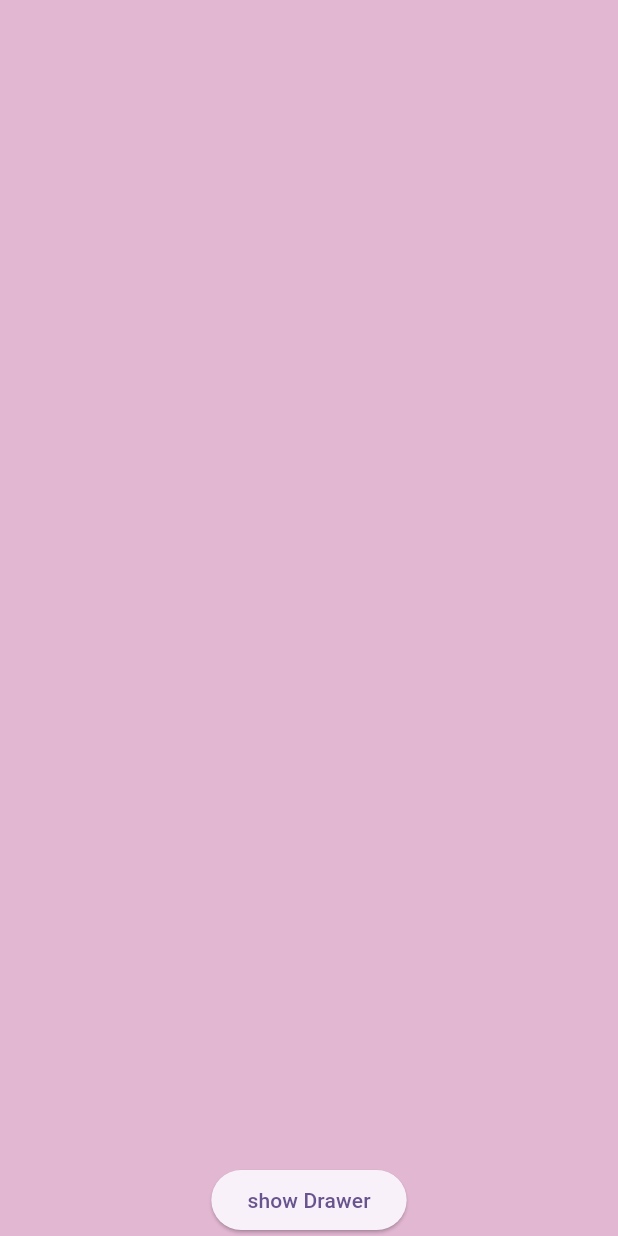
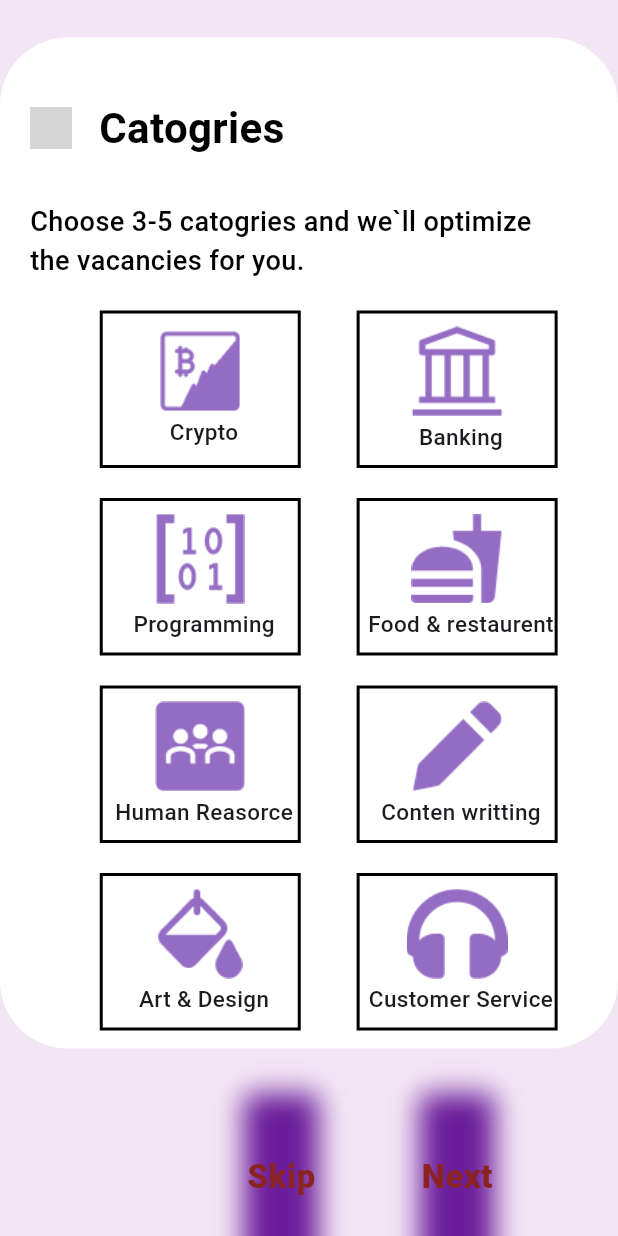
Before and after one commit to yadavrahul818980/Workhshala_Team1, a Flutter app: the loadingPage screen opened directly, on a phone screen of 412 x 824 dp. Run offline on Flutter 3.47's test engine with Material 2 defaults, Android fonts, the phone set to English and light mode, and no system bars; our stand-ins replace font_awesome_flutter; missing offline and left inert: intershipapp; statements that could not run were skipped; grey boxes are pictures that could not be loaded.

Commit message:
updated ui of loading page after final design

```diff
--- a/lib/jobdis.dart
+++ b/lib/jobdis.dart
@@ -83,7 +83,8 @@ class jobDisDetail extends StatelessWidget {
                           border: Border.all(
                         color: const Color.fromARGB(151, 12, 12, 12),
                         width: 1,
-                      )),
+                      ))),
+                      Container(
                       child: Padding(
                           padding: const EdgeInsets.fromLTRB(12, 10, 13, 0),
                           child: Column(children: const [
--- a/lib/loadingpage.dart
+++ b/lib/loadingpage.dart
@@ -1,6 +1,7 @@
 // import 'dart:html';
 
 import 'package:flutter/material.dart';
+import 'package:workshala/jobdis.dart';
 import 'package:workshala/utilities.dart';
 
 class loadingPage extends StatefulWidget {
@@ -15,7 +16,8 @@ class _loadingPageState extends State<loadingPage> {
   Widget build(BuildContext context) {
     final size = MediaQuery.of(context).size;
     return const Scaffold(
-      backgroundColor: Color.fromARGB(255, 226, 183, 210),
+      // backgroundColor: Color.fromARGB(255, 188, 88, 151),
+      backgroundColor: Color.fromARGB(255, 243, 229, 245),
       // body: Padding(
       body:
           // padding: const EdgeInsets.fromLTRB(30, 0, 30, 0),
@@ -32,26 +34,31 @@ class bottomDrawer extends StatelessWidget {
   @override
   Widget build(BuildContext context) {
     return Center(
-        child: Column(mainAxisAlignment: MainAxisAlignment.end, children: [
+        child: Column(mainAxisAlignment: MainAxisAlignment.start, children: [
+      SizedBox(
+        height: 25,
+      ),
       Container(
-          child: ElevatedButton(
-        child: const Text('show Drawer'),
-        onPressed: () {
+        //   child: ElevatedButton(
+        // child: const Text('show Drawer'),
+        // onPressed: () {
         // showModalBottomSheet<void>(
-          showBottomSheet<void>(
-              context: context,
+        // showBottomSheet<void>(
+        // context: context,
 
         // isScrollControlled: true,
         // isDismissible: true,
-              shape: const RoundedRectangleBorder(
-                  borderRadius:
-                      BorderRadius.vertical(top: Radius.circular(40))),
-              builder: (BuildContext context) {
-                return Container(
+
+        // shape: const RoundedRectangleBorder(
+        //     borderRadius:
+        //         BorderRadius.vertical(top: Radius.circular(40))),
+        // builder: (BuildContext context) {
+        // return Container(
         decoration: BoxDecoration(
-                    borderRadius: BorderRadius.circular(80),
+          borderRadius: BorderRadius.circular(45),
+          color: Color.fromARGB(255, 255, 255, 255),
         ),
-                  height: 750,
+        height: 674,
         child: Column(
           // children:[Padding(
           // mainAxisAlignment: MainAxisAlignment.center,
@@ -68,20 +75,20 @@ class bottomDrawer extends StatelessWidget {
                 mainAxisAlignment: MainAxisAlignment.center,
                 // crossAxisAlignment: CrossAxisAlignment.center,
                 // mainAxisSize: MainAxisSize.min,
-                          children: [
-                            ElevatedButton(
-                              onPressed: () => Navigator.pop(context),
-                              child: const Text(''),
-                              style: const ButtonStyle(
-                                backgroundColor:
-                                    MaterialStatePropertyAll<Color>(
-                                        Color.fromARGB(198, 240, 231, 231)),
-                              ),
-                            ),
-                            // returnButton(Color.fromARGB(255, 83, 81, 81), 23.0,
-                            //     23.0, context, const loadingPage()),
-                            // child:
-                          ],
+                // children: [
+                //   // ElevatedButton(
+                //   //   onPressed: () => Navigator.pop(context),
+                //   //   child: const Text(''),
+                //   //   style: const ButtonStyle(
+                //   //     backgroundColor:
+                //   //         MaterialStatePropertyAll<Color>(
+                //   //             Color.fromARGB(198, 240, 231, 231)),
+                //   //   ),
+                //   // ),
+                //   // returnButton(Color.fromARGB(255, 83, 81, 81), 23.0,
+                //   //     23.0, context, const loadingPage()),
+                //   // child:
+                // ],
 
                 // returnButton(const Color(0xff13b3d7), 23.0, 23.0,
                 //       context, const loadingPage()),
@@ -98,15 +105,10 @@ class bottomDrawer extends StatelessWidget {
                 const SizedBox(
                   width: 20,
                 ),
-                          returnButton(
-                              'assets/vectorback.png',
-                              const Color.fromARGB(34, 104, 104, 104),
-                              28.0,
-                              28.0,
-                              context,
-                              const loadingPage()),
+                returnButton('assets/return.png', Color.fromARGB(32, 229, 4, 4),
+                    28.0, 28.0, context, const loadingPage()),
                 const SizedBox(
-                            width: 20,
+                  width: 18,
                 ),
                 const Text(
                   'Catogries',
@@ -119,14 +121,14 @@ class bottomDrawer extends StatelessWidget {
             )),
             Container(
               child: Padding(
-                          padding: const EdgeInsets.fromLTRB(20, 30, 10, 20),
+                padding: const EdgeInsets.fromLTRB(20, 30, 10, 0),
                 child: Row(
                   children: const [
                     Text(
                       'Choose 3-5 catogries and we`ll optimize \nthe vacancies for you.',
                       style: TextStyle(
                           fontWeight: FontWeight.w500,
-                                    fontSize: 19,
+                          fontSize: 18.1,
                           fontStyle: FontStyle.normal,
                           color: Colors.black),
                     )
@@ -141,19 +143,14 @@ class bottomDrawer extends StatelessWidget {
                 child: Padding(
                     padding: const EdgeInsets.fromLTRB(15, 0, 15, 0),
                     child: Row(
-                                mainAxisAlignment:
-                                    MainAxisAlignment.spaceEvenly,
+                      mainAxisAlignment: MainAxisAlignment.spaceEvenly,
                       children: [
                         const SizedBox(
-                                    width: 20,
+                          width: 13,
                         ),
-                                  optionBox1('assets/crypto.png', 118.0, 134.0,
-                                      'Crypto'),
-                                  const SizedBox(
-                                    width: 20,
-                                  ),
-                                  optionBox('assets/banking.png', 118.0, 134.0,
-                                      'Banking'),
+                        optionBox(
+                            'assets/crypto (1).png', 105.0, 134.0, 'Crypto'),
+                        optionBox('assets/bank.png', 105.0, 134.0, 'Banking'),
                       ],
                     ))),
             const SizedBox(
@@ -163,19 +160,18 @@ class bottomDrawer extends StatelessWidget {
                 child: Padding(
                     padding: const EdgeInsets.fromLTRB(15, 0, 15, 0),
                     child: Row(
-                                mainAxisAlignment:
-                                    MainAxisAlignment.spaceEvenly,
+                      mainAxisAlignment: MainAxisAlignment.spaceEvenly,
                       children: [
                         const SizedBox(
-                                    width: 20,
+                          width: 13,
                         ),
-                                  optionBox('assets/programming.png', 118.0,
-                                      134.0, 'Programming'),
-                                  const SizedBox(
-                                    width: 20,
-                                  ),
-                                  optionBox('assets/food&restaurent.png', 118.0,
-                                      134.0, 'Food & restaurent'),
+                        optionBox('assets/programming2.png', 105.0, 134.0,
+                            'Programming'),
+                        // const SizedBox(
+                        //   width: 0,
+                        // ),
+                        optionBox('assets/food.png', 105.0, 134.0,
+                            'Food & restaurent'),
                       ],
                     ))),
             const SizedBox(
@@ -185,19 +181,18 @@ class bottomDrawer extends StatelessWidget {
                 child: Padding(
                     padding: const EdgeInsets.fromLTRB(15, 0, 15, 0),
                     child: Row(
-                                mainAxisAlignment:
-                                    MainAxisAlignment.spaceEvenly,
+                      mainAxisAlignment: MainAxisAlignment.spaceEvenly,
                       children: [
                         const SizedBox(
-                                    width: 20,
+                          width: 13,
                         ),
-                                  optionBox('assets/humanResources.png', 118.0,
-                                      134.0, 'Human Reasorce'),
-                                  const SizedBox(
-                                    width: 20,
-                                  ),
-                                  optionBox('assets/contentWritting.png', 118.0,
-                                      134.0, 'Conten writting'),
+                        optionBox(
+                            'assets/human.png', 105.0, 134.0, 'Human Reasorce'),
+                        // const SizedBox(
+                        //   width: 20,
+                        // ),
+                        optionBox('assets/content.png', 105.0, 134.0,
+                            'Conten writting'),
                       ],
                     ))),
             const SizedBox(
@@ -207,27 +202,44 @@ class bottomDrawer extends StatelessWidget {
                 child: Padding(
                     padding: const EdgeInsets.fromLTRB(15, 0, 15, 0),
                     child: Row(
-                                mainAxisAlignment:
-                                    MainAxisAlignment.spaceEvenly,
+                      mainAxisAlignment: MainAxisAlignment.spaceEvenly,
                       children: [
                         const SizedBox(
-                                    width: 20,
+                          width: 13,
                         ),
-                                  optionBox('assets/artanddesign.png', 118.0,
-                                      134.0, 'Art & Design'),
-                                  const SizedBox(
-                                    width: 20,
-                                  ),
-                                  optionBox('assets/coustmerservices.png',
-                                      118.0, 134.0, 'Customer Service'),
+                        optionBox(
+                            'assets/art.png', 105.0, 134.0, 'Art & Design'),
+                        // const SizedBox(
+                        //   width: 20,
+                        // ),
+                        optionBox('assets/custom.png', 105.0, 134.0,
+                            'Customer Service'),
                       ],
                     ))),
           ],
         ),
-                );
-              });
-        },
-      ))
+      ),
+      Container(
+          child: Padding(
+              padding: const EdgeInsets.fromLTRB(15, 0, 15, 0),
+              child: Row(
+                mainAxisAlignment: MainAxisAlignment.spaceEvenly,
+                children: [
+                  const SizedBox(
+                    width: 13,
+                  ),
+                  nextButtonBox('Skip', 171.0, 50.0, context, loadingPage()),
+                  // const SizedBox(
+                  //   width: 20,
+                  // ),
+                  nextButtonBox('Next', 171.0, 50.0, context, jobDisPage()),
+                ],
+              )))
     ]));
+
+    // );
+
+    // ))
+    // ]));
   }
 }
--- a/lib/utilities.dart
+++ b/lib/utilities.dart
@@ -14,11 +14,11 @@ Widget returnButton(image, color, height, width, context, page) {
       //     // blurRadius: 15.0,
       //     offset: Offset(0, 30),
       //   ),
-      // ],
       // color: color,
       // borderRadius: BorderRadius.circular(20),
       // ),
 
+      // ],
       height: height,
       width: width,
       // child: Center(child: Text(text,style: const TextStyle(
@@ -28,12 +28,48 @@ Widget returnButton(image, color, height, width, context, page) {
       //   color: Colors.black,
       child: Image.asset(
         image,
-        scale: 0.5,
+        scale: 0.9,
       ),
 
       // ),)),
     ),
   );
+}
+
+Widget nextButtonBox(text, height, width, context, page) {
+  return GestureDetector(
+      onTap: () {
+        Navigator.push(context, MaterialPageRoute(builder: (context) => page));
+      },
+      child: Container(
+          decoration:
+              BoxDecoration(borderRadius: BorderRadius.circular(5), boxShadow: [
+            BoxShadow(
+              color: Colors.purple.shade800,
+              blurRadius: 15.0,
+              offset: Offset(0, 30),
+            ),
+            //  color: color,
+            // borderRadius: BorderRadius.circular(20),
+          ]),
+          height: height,
+          width: width,
+          child: Center(
+              child: Text(
+            text,
+            style: const TextStyle(
+              fontWeight: FontWeight.w900,
+              fontSize: 22,
+
+              color: Color.fromARGB(255, 139, 35, 35),
+              // child: Image.asset(
+              //   image,
+              //   scale: 0.9,
+              // ),
+
+              // ),)),
+            ),
+          ))));
 }
 
 Widget returnButton1(image, color, height, width, context, page) {
@@ -190,12 +226,12 @@ Widget optionBox(image, height, width, text) {
     child: Container(
       height: height,
       width: width,
-      // decoration: BoxDecoration(
-      //     // borderRadius: BorderRadius.circular(20),
-      //     border: Border.all(
-      //   color: Colors.black,
-      //   width: 2,
-      // )),
+      decoration: BoxDecoration(
+          // borderRadius: BorderRadius.circular(20),
+          border: Border.all(
+        color: Colors.black,
+        width: 2,
+      )),
       child: Column(
         mainAxisAlignment: MainAxisAlignment.center,
         children: [
@@ -203,13 +239,13 @@ Widget optionBox(image, height, width, text) {
             image,
             scale: 1.1,
           ),
-          // Padding(
-          //   padding: const EdgeInsets.fromLTRB(5, 0, 0, 0),
-          //   child: Text(
-          //     text,
-          //     style: const TextStyle(fontSize: 15, fontWeight: FontWeight.w500),
-          //   ),
-          // ),
+          Padding(
+            padding: const EdgeInsets.fromLTRB(5, 3, 0, 0),
+            child: Text(
+              text,
+              style: const TextStyle(fontSize: 15, fontWeight: FontWeight.w500),
+            ),
+          ),
         ],
       ),
     ),
```
Also changed, not shown: pubspec.yaml (+9 -8 lines), assets/Vector (19).png (added), assets/art.png (added), assets/bank.png (added), assets/banking2.png (added), assets/content.png (added), assets/crypto (1).png (added), assets/custom.png (added), assets/food.png (added), assets/human.png (added), assets/programming2.png (added). Lines whose indentation alone changed are shown as unchanged.
